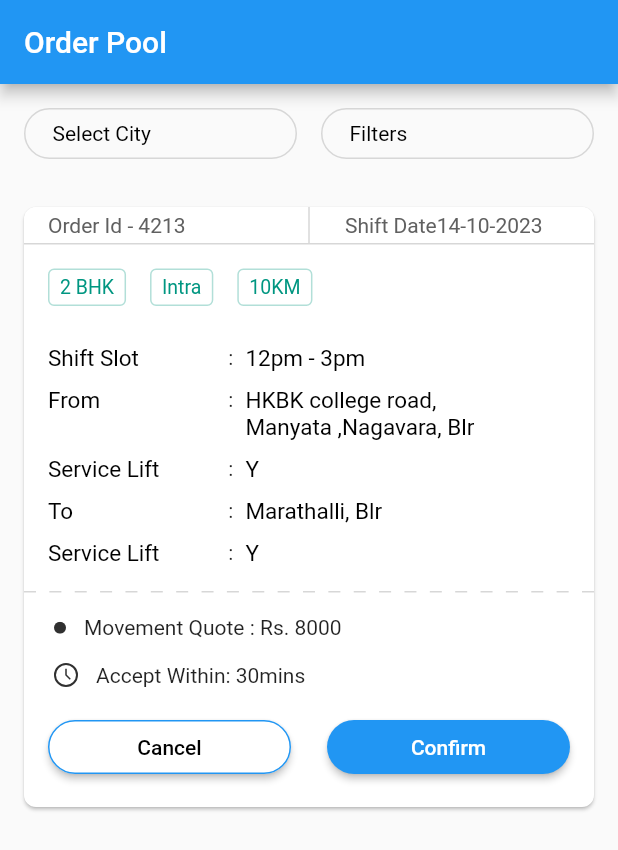
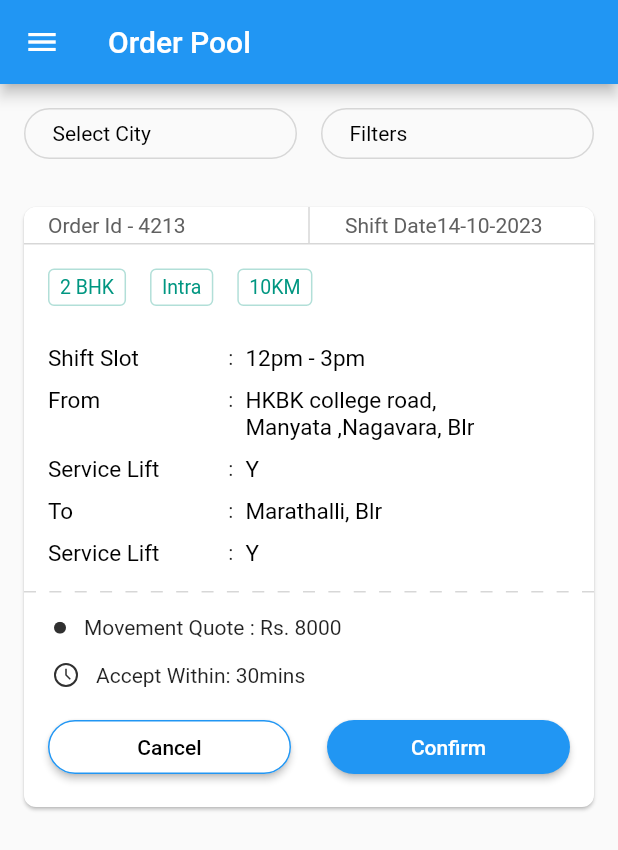
Before and after one commit to bhargavpalla/pnm, a Flutter app: the screen it shows after launch, on a phone screen of 412 x 824 dp. Shown: the top 850 px of the screen. Run offline on Flutter 3.47's test engine with Material 2 defaults, Android fonts, the phone set to English and light mode, and no system bars; our stand-ins replace flutter_svg.

Commit message:
flutter learning

```diff
--- a/lib/CardLayout.dart
+++ b/lib/CardLayout.dart
@@ -184,7 +184,7 @@ Widget acceptDeclineButtons() {
             },
             style: ButtonStyle(
                 backgroundColor: MaterialStateProperty.all(Colors.white),
-                padding: MaterialStateProperty.all(const EdgeInsets.fromLTRB(32, 8, 32, 8)),
+                padding: MaterialStateProperty.all(const EdgeInsets.fromLTRB(32, 10, 32, 10)),
                 shape: MaterialStateProperty.all<RoundedRectangleBorder>(
                     RoundedRectangleBorder(
                         borderRadius: BorderRadius.circular(20),
@@ -202,7 +202,7 @@ Widget acceptDeclineButtons() {
               onPressed: () {},
               style: ButtonStyle(
                   backgroundColor: MaterialStateProperty.all(Colors.blue),
-                  padding: MaterialStateProperty.all(const EdgeInsets.fromLTRB(32, 8, 32, 8)),
+                  padding: MaterialStateProperty.all(const EdgeInsets.fromLTRB(32, 10, 32, 10)),
                   shape: MaterialStateProperty.all<RoundedRectangleBorder>(
                       RoundedRectangleBorder(
                         borderRadius: BorderRadius.circular(20),
--- a/lib/main.dart
+++ b/lib/main.dart
@@ -34,6 +34,7 @@ class MyHomePage extends StatelessWidget {
           title: Text("Order Pool"),
 
         ),
+        drawer: HarmburgerMenu(context),
         body: Column(
           children: [
             CityFiltersWidget(),
@@ -44,3 +45,48 @@ class MyHomePage extends StatelessWidget {
     );
   }
 }
+
+Widget HarmburgerMenu(BuildContext context) {
+  List<String> mList= ["Home", "My Orders", "Log Out"];
+  return Drawer(
+      child: ListView(
+          children: [
+            const UserAccountsDrawerHeader(
+                accountName: Text("Hello Bhargav", style: TextStyle(fontWeight: FontWeight.bold),)
+              , accountEmail: Text("bhargav@flutter.com"),
+              currentAccountPicture: Image(image: AssetImage('assets/launcher.png')),
+              decoration: BoxDecoration(
+                color: Colors.blue,
+              ),
+            ),
+            ListTile(
+              leading: const Icon(
+                Icons.home,
+              ),
+              title: const Text('Page 1'),
+              onTap: () {
+                Navigator.pop(context);
+              },
+            ),
+
+            ListTile(
+              leading: const Icon(
+                Icons.book_online_sharp,
+              ),
+              title: const Text('My Orders'),
+              onTap: () {
+                Navigator.pop(context);
+              },
+            ),
+            ListTile(
+              leading: const Icon(
+                Icons.logout_sharp,
+              ),
+              title: const Text('Log Out'),
+              onTap: () {
+                Navigator.pop(context);
+              },
+            ),
+          ]
+      ));
+}
--- a/pubspec.yaml
+++ b/pubspec.yaml
@@ -34,6 +34,7 @@ dependencies:
 
 
 
+
   # The following adds the Cupertino Icons font to your application.
   # Use with the CupertinoIcons class for iOS style icons.
   cupertino_icons: ^1.0.2
@@ -41,6 +42,7 @@ dependencies:
 dev_dependencies:
   flutter_test:
     sdk: flutter
+
 
 
   # The "flutter_lints" package below contains a set of recommended lints to
@@ -94,3 +96,4 @@ flutter:
   assets:
     - assets/oval.svg
     - assets/clock.svg
+    - assets/launcher.png
```
Also changed, not shown: assets/launcher.png (added). Lines whose indentation alone changed are shown as unchanged.
